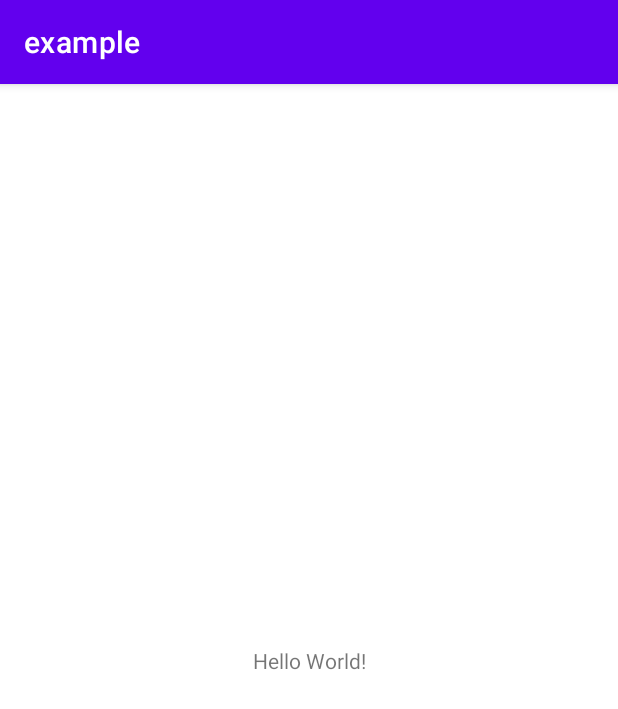
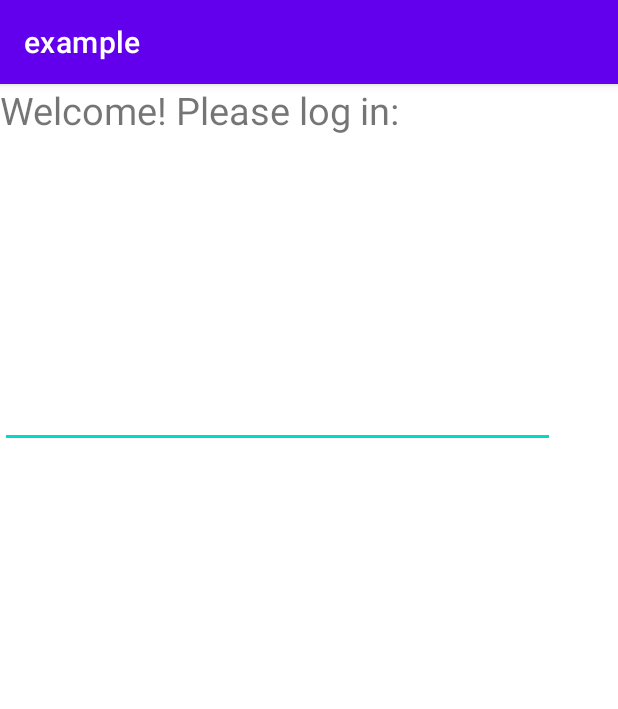
Before and after one commit to dsaaved1/DoggyMatch, an Android app: the screen it shows after launch (MainActivity), on a phone screen of 412 x 824 dp. Shown: the top 709 px of the screen. Run offline under Robolectric (Android 15) with nearby library versions, the phone set to English and light mode, and no system bars.

Commit message:
experiment with a login page

```diff
--- a/Experiments/mark_gores/app/src/main/res/layout/activity_main.xml
+++ b/Experiments/mark_gores/app/src/main/res/layout/activity_main.xml
@@ -1,18 +1,24 @@
 <?xml version="1.0" encoding="utf-8"?>
-<androidx.constraintlayout.widget.ConstraintLayout xmlns:android="http://schemas.android.com/apk/res/android"
+<LinearLayout xmlns:android="http://schemas.android.com/apk/res/android"
     xmlns:app="http://schemas.android.com/apk/res-auto"
     xmlns:tools="http://schemas.android.com/tools"
     android:layout_width="match_parent"
     android:layout_height="match_parent"
+    android:orientation="vertical"
     tools:context=".MainActivity">
 
     <TextView
-        android:layout_width="wrap_content"
-        android:layout_height="wrap_content"
-        android:text="Hello World!"
-        app:layout_constraintBottom_toBottomOf="parent"
-        app:layout_constraintLeft_toLeftOf="parent"
-        app:layout_constraintRight_toRightOf="parent"
-        app:layout_constraintTop_toTopOf="parent" />
+        android:id="@+id/textView"
+        android:layout_width="315dp"
+        android:layout_height="171dp"
+        android:text="Welcome! Please log in:"
+        android:textSize="25dp" />
 
-</androidx.constraintlayout.widget.ConstraintLayout>
+    <EditText
+        android:id="@+id/editTextTextEmailAddress"
+        android:layout_width="370dp"
+        android:layout_height="71dp"
+        android:ems="10"
+        android:inputType="textEmailAddress" />
+
+</LinearLayout>
```
